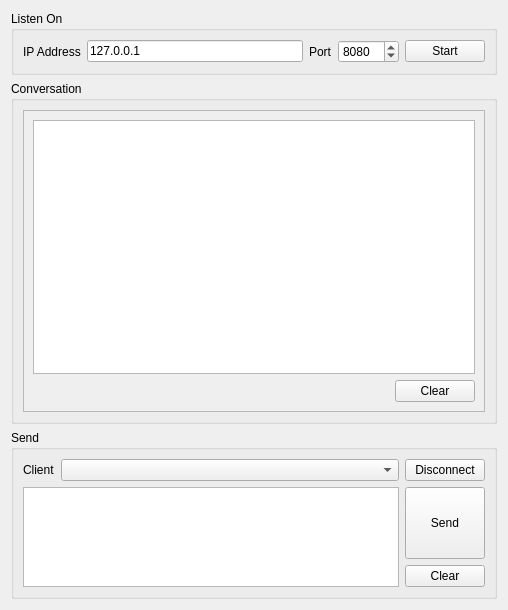
junliangdg/QSocketTest, file tcpserverwidget.ui: the form before one commit.
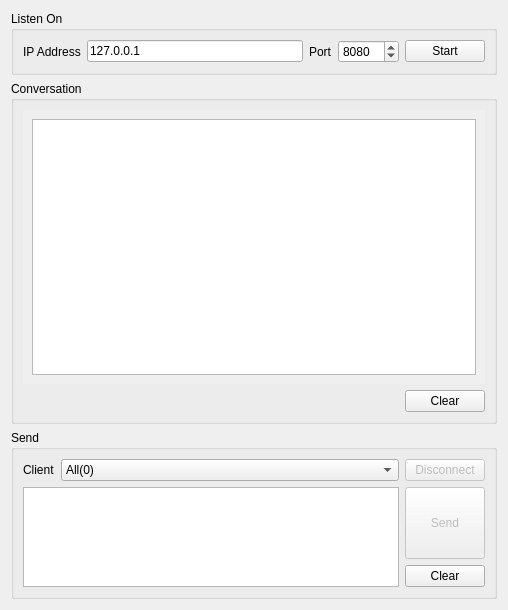
The form after the commit.

The edit to the form file:
```diff
--- a/tcpserverwidget.ui
+++ b/tcpserverwidget.ui
@@ -73,6 +73,9 @@
      <layout class="QGridLayout" name="gridLayout_3">
       <item row="0" column="2">
        <widget class="QScrollArea" name="scrollArea">
+        <property name="frameShape">
+         <enum>QFrame::NoFrame</enum>
+        </property>
         <property name="widgetResizable">
          <bool>true</bool>
         </property>
@@ -81,15 +84,29 @@
           <rect>
            <x>0</x>
            <y>0</y>
-           <width>460</width>
-           <height>274</height>
+           <width>462</width>
+           <height>246</height>
           </rect>
          </property>
          <layout class="QGridLayout" name="gridLayout_4">
           <item row="0" column="0">
-           <widget class="QTextEdit" name="conversationTextEdit"/>
+           <widget class="QTextEdit" name="conversationTextEdit">
+            <property name="frameShape">
+             <enum>QFrame::StyledPanel</enum>
+            </property>
+            <property name="frameShadow">
+             <enum>QFrame::Sunken</enum>
+            </property>
+            <property name="readOnly">
+             <bool>true</bool>
+            </property>
+           </widget>
           </item>
-          <item row="1" column="0">
+         </layout>
+        </widget>
+       </widget>
+      </item>
+      <item row="1" column="2">
            <layout class="QHBoxLayout" name="horizontalLayout_3">
             <item>
              <spacer name="horizontalSpacer_2">
@@ -115,10 +132,6 @@
           </item>
          </layout>
         </widget>
-       </widget>
-      </item>
-     </layout>
-    </widget>
    </item>
    <item row="2" column="0">
     <widget class="QGroupBox" name="groupBox_2">
@@ -158,10 +171,18 @@
           <property name="maxVisibleItems">
            <number>30</number>
           </property>
+          <item>
+           <property name="text">
+            <string>All(0)</string>
+           </property>
+          </item>
          </widget>
         </item>
         <item>
          <widget class="QPushButton" name="disconnectPushButton">
+          <property name="enabled">
+           <bool>false</bool>
+          </property>
           <property name="text">
            <string>Disconnect</string>
           </property>
@@ -197,6 +218,9 @@
          <layout class="QVBoxLayout" name="verticalLayout">
           <item>
            <widget class="QPushButton" name="sendPushButton">
+            <property name="enabled">
+             <bool>false</bool>
+            </property>
             <property name="sizePolicy">
              <sizepolicy hsizetype="Minimum" vsizetype="Preferred">
               <horstretch>0</horstretch>
```
Lines whose indentation alone changed are shown as unchanged.
